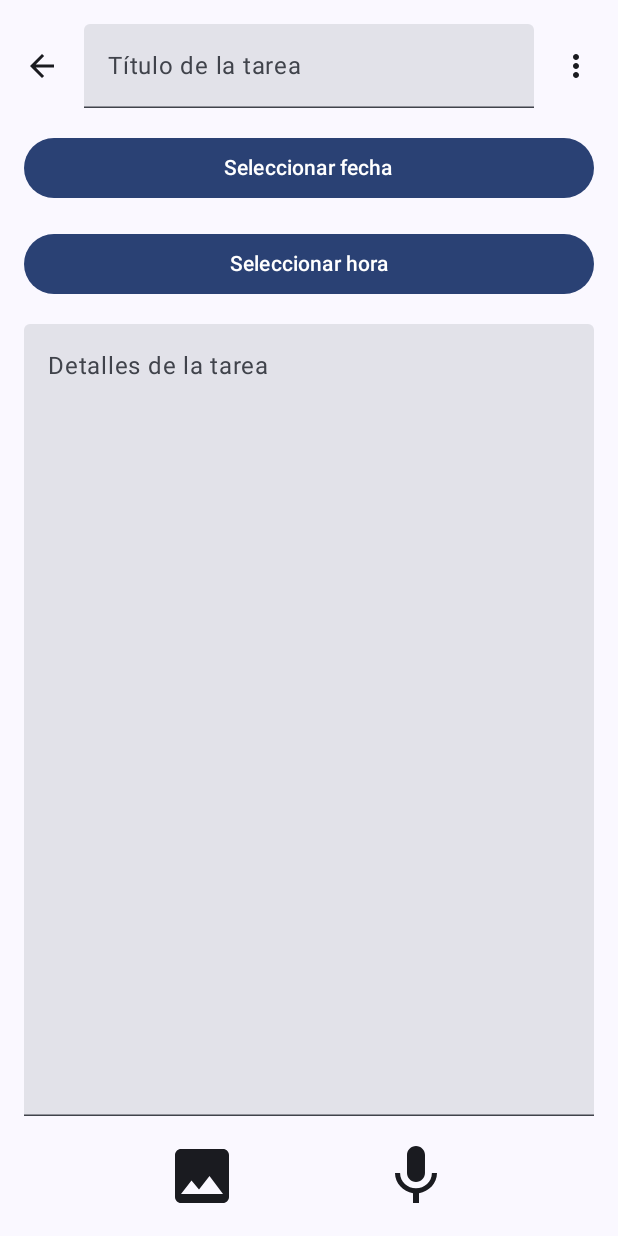
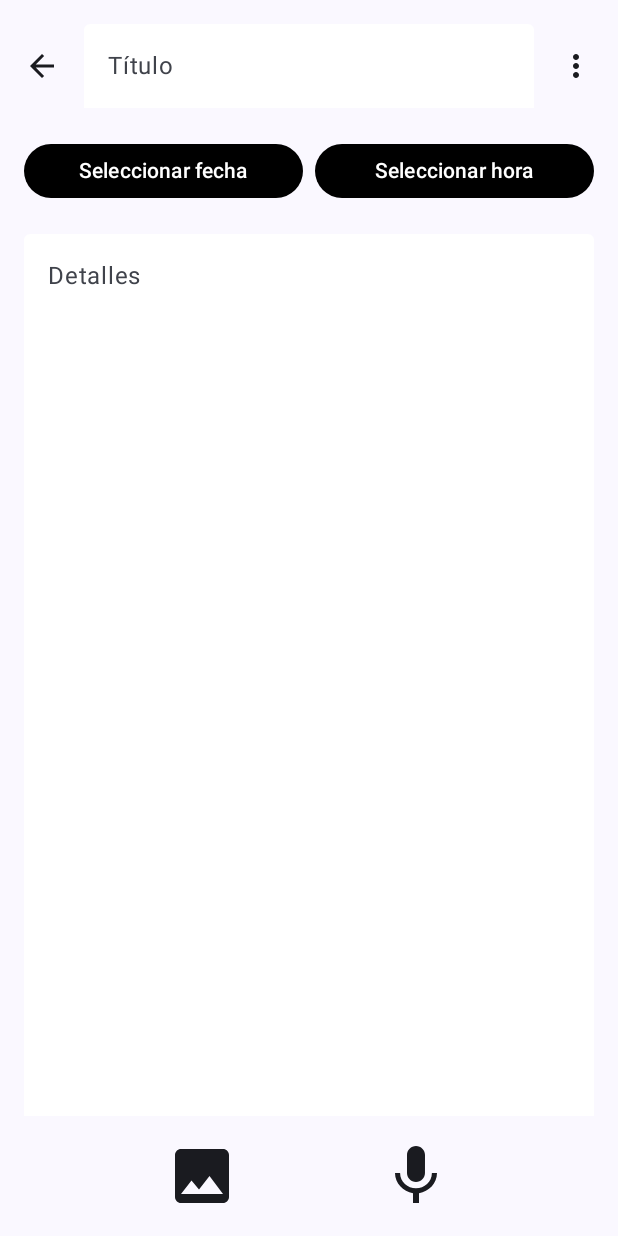
Before and after one commit to Diegoo717/ProyectoFinalMovil, an Android app built with Jetpack Compose: the TasksScreen screen opened through its navigation route, on a phone screen of 412 x 824 dp. Run offline under Robolectric (Android 15) with nearby library versions, the phone set to English and light mode, and no system bars; our stand-ins replace accompanist.

Commit message:
Modificaciones de diseño en la interfaz de tarea, modificaciones de diseño en la interfaz principal (Botones y barra de busqueda). Boton de carpetas (No funcional).

```diff
--- a/app/build.gradle.kts
+++ b/app/build.gradle.kts
@@ -67,6 +67,7 @@ dependencies {
     implementation(libs.androidx.ui.graphics)
     implementation(libs.androidx.ui.tooling.preview)
     implementation(libs.androidx.material3)
+    implementation(libs.androidx.navigation.runtime.ktx)
     testImplementation(libs.junit)
     androidTestImplementation(libs.androidx.junit)
     androidTestImplementation(libs.androidx.espresso.core)
--- a/app/src/main/java/com/example/proyectofinalmovil/MainActivity.kt
+++ b/app/src/main/java/com/example/proyectofinalmovil/MainActivity.kt
@@ -9,6 +9,7 @@ import androidx.compose.foundation.layout.*
 import androidx.compose.foundation.lazy.LazyColumn
 import androidx.compose.foundation.lazy.items
 import androidx.compose.foundation.shape.CircleShape
+import androidx.compose.foundation.shape.RoundedCornerShape
 import androidx.compose.material3.*
 import androidx.compose.runtime.*
 import androidx.compose.ui.Alignment
@@ -38,7 +39,6 @@ class MainActivity : ComponentActivity() {
                 Scaffold(
                     modifier = Modifier.fillMaxSize(),
                     floatingActionButton = {
-                        // Mostrar el botón flotante solo en la pantalla principal ("main_screen")
                         if (currentRoute == "main_screen") {
                             FloatingActionButtonsGroup(navController)
                         }
@@ -70,58 +70,56 @@ fun FloatingActionButtonsGroup(navController: NavHostController) {
         contentAlignment = Alignment.BottomEnd
     ) {
         // Botón "Nota"
-        AnimatedVisibility(
-            visible = expanded,
-            enter = androidx.compose.animation.expandVertically(),
-            exit = androidx.compose.animation.shrinkVertically()
-        ) {
+        AnimatedVisibility(visible = expanded) {
             FloatingActionButton(
-                onClick = {
-                    // Navegar a la pantalla de notas
-                    navController.navigate("notes_screen")
-                },
+                onClick = { navController.navigate("notes_screen") },
                 modifier = Modifier.padding(bottom = 60.dp),
-                containerColor = MaterialTheme.colorScheme.secondary,
+                containerColor = Color(0xFFFFF59D), // Color amarillo
                 shape = CircleShape
             ) {
-                Text("Nota")
+                Text("Nota", color = Color.Black) // Cambiado el color del texto a negro
             }
         }
 
         // Botón "Tarea"
-        AnimatedVisibility(
-            visible = expanded,
-            enter = androidx.compose.animation.expandVertically(),
-            exit = androidx.compose.animation.shrinkVertically()
-        ) {
+        AnimatedVisibility(visible = expanded) {
             FloatingActionButton(
-                onClick = {
-                    // Navegar a la pantalla de tareas
-                    navController.navigate("tasks_screen")
-                },
+                onClick = { navController.navigate("tasks_screen") },
                 modifier = Modifier.padding(bottom = 120.dp),
-                containerColor = MaterialTheme.colorScheme.secondary,
+                containerColor = Color(0xFFBBDEFB), // Color azul (el mismo que el de las notas)
                 shape = CircleShape
             ) {
-                Text("Tarea")
+                Text("Tarea", color = Color.Black) // Cambiado el color del texto a negro
+            }
+        }
+
+        // Botón "Nueva Carpeta"
+        AnimatedVisibility(visible = expanded) {
+            FloatingActionButton(
+                onClick = { /* Acción para nueva carpeta */ },
+                modifier = Modifier.padding(bottom = 180.dp),
+                containerColor = Color(0xFFFFC107), // Color naranja claro
+                shape = CircleShape
+            ) {
+                Text("Carpeta", color = Color.Black) // Cambiado el color del texto a negro
             }
         }
 
         // Botón principal "+"
         FloatingActionButton(
             onClick = { expanded = !expanded },
-            containerColor = MaterialTheme.colorScheme.primary
+            containerColor = Color.Gray // Color gris
         ) {
-            Text("+")
+            Text("+", color = Color.White) // Cambiado el color del texto a blanco
         }
     }
 }
 
+@OptIn(ExperimentalMaterial3Api::class) // Asegúrate de tener esta anotación
 @Composable
 fun MainScreen(navController: NavHostController, modifier: Modifier = Modifier) {
     var searchText by remember { mutableStateOf("") }
 
-    // Lista simulada de notas y tareas (puedes reemplazarla con tus datos reales)
     val notesAndTasks = listOf(
         "Nota: Revisión de código",
         "Tarea: Comprar materiales",
@@ -148,32 +146,20 @@ fun MainScreen(navController: NavHostController, modifier: Modifier = Modifier)
             textAlign = TextAlign.Center
         )
 
-        // Barra de búsqueda y botón
-        Row(
+        // Barra de búsqueda
+        OutlinedTextField(
+            value = searchText,
+            onValueChange = { searchText = it },
+            placeholder = { Text(text = "Buscar...") },
+            singleLine = true,
+            shape = RoundedCornerShape(16.dp),
+            colors = TextFieldDefaults.outlinedTextFieldColors(),
             modifier = Modifier
                 .fillMaxWidth()
-                .padding(horizontal = 16.dp),
-            verticalAlignment = Alignment.CenterVertically,
-            horizontalArrangement = Arrangement.Center
-        ) {
-            // TextField para ingresar texto
-            TextField(
-                value = searchText,
-                onValueChange = { searchText = it },
-                placeholder = { Text(text = "Buscar...") },
-                singleLine = true,
-                modifier = Modifier
-                    .weight(1f)
-                    .padding(end = 8.dp)
-            )
+                .padding(horizontal = 16.dp)
+        )
 
-            // Botón para realizar la búsqueda
-            Button(onClick = {
-                println("Búsqueda realizada: $searchText")
-            }) {
-                Text("Buscar")
-            }
-        }
+        Spacer(modifier = Modifier.height(16.dp))
 
         Spacer(modifier = Modifier.height(16.dp))
 
@@ -184,7 +170,6 @@ fun MainScreen(navController: NavHostController, modifier: Modifier = Modifier)
                 .padding(horizontal = 16.dp)
         ) {
             items(notesAndTasks) { item ->
-                // Distinción entre notas y tareas
                 if (item.startsWith("Nota:")) {
                     NoteItem(item)
                 } else {
@@ -220,7 +205,7 @@ fun NoteItem(note: String) {
 fun TaskItem(task: String) {
     Card(
         colors = CardDefaults.cardColors(
-            containerColor = Color(0xFFBBDEFB)
+            containerColor = Color(0xFFBBDEFB) // Color azul
         ),
         modifier = Modifier
             .fillMaxWidth()
--- a/app/src/main/java/com/example/proyectofinalmovil/Tarea.kt
+++ b/app/src/main/java/com/example/proyectofinalmovil/Tarea.kt
@@ -14,6 +14,7 @@ import androidx.compose.material3.*
 import androidx.compose.runtime.*
 import androidx.compose.ui.Alignment
 import androidx.compose.ui.Modifier
+import androidx.compose.ui.graphics.Color // Importación añadida
 import androidx.compose.ui.platform.LocalContext
 import androidx.compose.ui.text.TextStyle
 import androidx.compose.ui.text.font.FontWeight
@@ -24,12 +25,13 @@ import androidx.navigation.NavHostController
 import com.google.accompanist.insets.navigationBarsWithImePadding
 import java.util.*
 
+@OptIn(ExperimentalMaterial3Api::class) // Anotación para usar APIs experimentales
 @Composable
 fun TasksScreen(navController: NavHostController) {
     var taskTitle by remember { mutableStateOf("") }
     var taskContent by remember { mutableStateOf("") }
     var showMenu by remember { mutableStateOf(false) }
-    var notificationEnabled by remember { mutableStateOf(false) } // Controlar notificaciones
+    var notificationEnabled by remember { mutableStateOf(false) }
     val context = LocalContext.current
 
     // Fecha y hora seleccionadas
@@ -90,11 +92,16 @@ fun TasksScreen(navController: NavHostController) {
             TextField(
                 value = taskTitle,
                 onValueChange = { taskTitle = it },
-                placeholder = { Text(text = "Título de la tarea") },
+                placeholder = { Text(text = "Título") },
                 textStyle = TextStyle(
                     fontSize = 20.sp,
                     fontWeight = FontWeight.Bold,
                     textAlign = TextAlign.Center
+                ),
+                colors = TextFieldDefaults.textFieldColors(
+                    containerColor = Color.White,
+                    focusedIndicatorColor = Color.Transparent,
+                    unfocusedIndicatorColor = Color.Transparent
                 ),
                 modifier = Modifier
                     .weight(1f)
@@ -168,36 +175,56 @@ fun TasksScreen(navController: NavHostController) {
             }
         }
 
-        // Seleccionar fecha
-        Button(
-            onClick = {
-                datePickerDialog.show()
-            },
-            modifier = Modifier.fillMaxWidth()
+        // Row para los botones de selección de fecha y hora
+        Row(
+            modifier = Modifier
+                .fillMaxWidth()
+                .padding(vertical = 8.dp),
+            horizontalArrangement = Arrangement.SpaceEvenly // Espacio entre botones
         ) {
-            Text(text = selectedDate)
+            // Botón de selección de fecha
+            Button(
+                onClick = { datePickerDialog.show() },
+                modifier = Modifier
+                    .height(36.dp) // Altura del botón
+                    .weight(1f) // Cada botón ocupa la misma proporción del ancho
+                    .padding(end = 4.dp), // Espacio entre los botones
+                colors = ButtonDefaults.buttonColors(
+                    containerColor = Color.Black // Color de fondo negro
+                )
+            ) {
+                Text(text = selectedDate, color = Color.White) // Texto en color blanco
+            }
+
+            // Botón de selección de hora
+            Button(
+                onClick = { timePickerDialog.show() },
+                modifier = Modifier
+                    .height(36.dp) // Altura del botón
+                    .weight(1f) // Cada botón ocupa la misma proporción del ancho
+                    .padding(start = 4.dp), // Espacio entre los botones
+                colors = ButtonDefaults.buttonColors(
+                    containerColor = Color.Black // Color de fondo negro
+                )
+            ) {
+                Text(text = selectedTime, color = Color.White) // Texto en color blanco
+            }
         }
 
-        Spacer(modifier = Modifier.height(16.dp))
-
-        // Seleccionar hora
-        Button(
-            onClick = {
-                timePickerDialog.show()
-            },
-            modifier = Modifier.fillMaxWidth()
-        ) {
-            Text(text = selectedTime)
-        }
-
+        // Espaciado entre botones y área de texto
         Spacer(modifier = Modifier.height(16.dp))
 
         // Área de texto para los detalles de la tarea
         TextField(
             value = taskContent,
             onValueChange = { taskContent = it },
-            placeholder = { Text(text = "Detalles de la tarea") },
+            placeholder = { Text(text = "Detalles") },
             textStyle = TextStyle(fontSize = 18.sp),
+            colors = TextFieldDefaults.textFieldColors(
+                containerColor = Color.White,
+                focusedIndicatorColor = Color.Transparent,
+                unfocusedIndicatorColor = Color.Transparent
+            ),
             modifier = Modifier
                 .fillMaxWidth()
                 .weight(1f)
@@ -208,8 +235,7 @@ fun TasksScreen(navController: NavHostController) {
 
         // Íconos para agregar imagen y audio
         Row(
-            modifier = Modifier
-                .fillMaxWidth(),
+            modifier = Modifier.fillMaxWidth(),
             horizontalArrangement = Arrangement.SpaceEvenly
         ) {
             Icon(
--- a/gradle/libs.versions.toml
+++ b/gradle/libs.versions.toml
@@ -8,6 +8,7 @@ espressoCore = "3.6.1"
 lifecycleRuntimeKtx = "2.8.5"
 activityCompose = "1.9.2"
 composeBom = "2024.04.01"
+navigationRuntimeKtx = "2.8.3"
 
 [libraries]
 androidx-core-ktx = { group = "androidx.core", name = "core-ktx", version.ref = "coreKtx" }
@@ -24,6 +25,7 @@ androidx-ui-tooling-preview = { group = "androidx.compose.ui", name = "ui-toolin
 androidx-ui-test-manifest = { group = "androidx.compose.ui", name = "ui-test-manifest" }
 androidx-ui-test-junit4 = { group = "androidx.compose.ui", name = "ui-test-junit4" }
 androidx-material3 = { group = "androidx.compose.material3", name = "material3" }
+androidx-navigation-runtime-ktx = { group = "androidx.navigation", name = "navigation-runtime-ktx", version.ref = "navigationRuntimeKtx" }
 
 [plugins]
 android-application = { id = "com.android.application", version.ref = "agp" }
```
